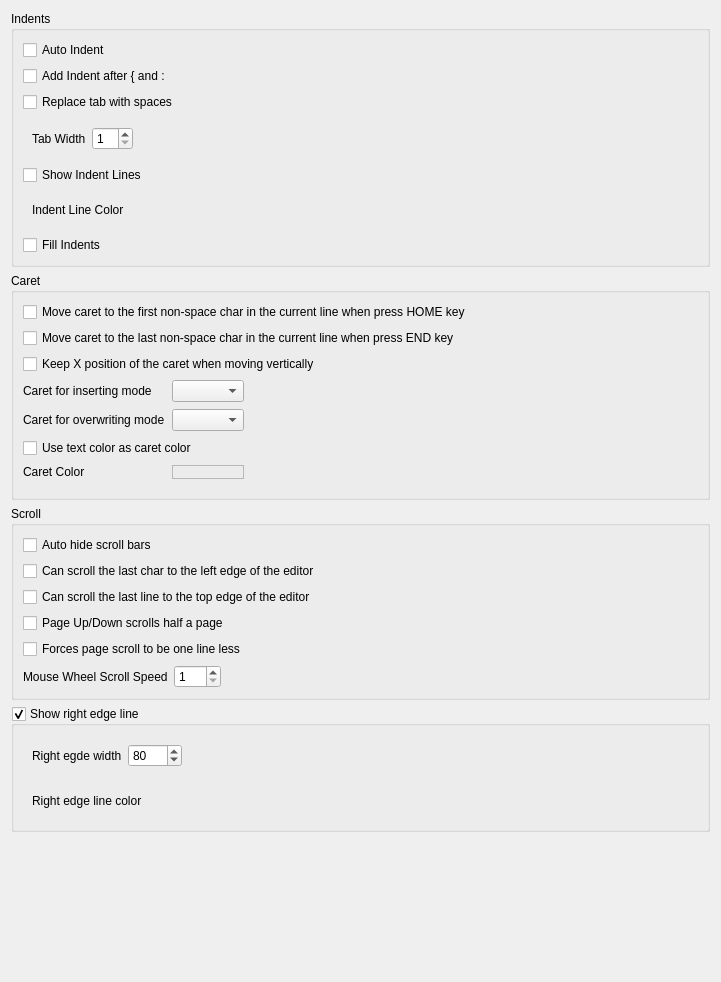
Qt form RedPandaIDE/settingsdialog/editorgeneralwidget.ui (royqh1979/RedPanda-CPP) before a commit.
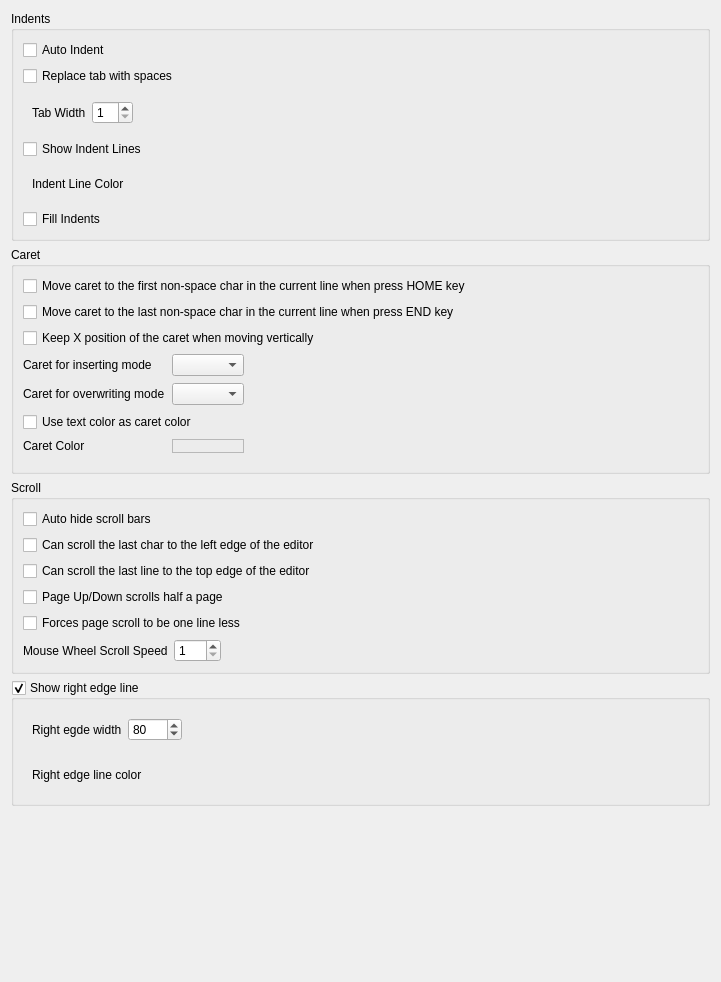
The same form after that commit. Custom widgets are drawn as their Qt base class.

Commit message: - enhancement: more accurate auto indent calculation  - change: remove "add indent" option in the editor general options widget ( It's merged with "auto indent" option)

What changed in the file:
```diff
--- a/RedPandaIDE/settingsdialog/editorgeneralwidget.ui
+++ b/RedPandaIDE/settingsdialog/editorgeneralwidget.ui
@@ -27,13 +27,6 @@
         </property>
        </widget>
       </item>
-      <item>
-       <widget class="QCheckBox" name="chkAddIndent">
-        <property name="text">
-         <string>Add Indent after { and :</string>
-        </property>
-       </widget>
-      </item>
       <item>
        <widget class="QCheckBox" name="chkTabToSpaces">
         <property name="text">
```
The commit also changes 9 other files.
